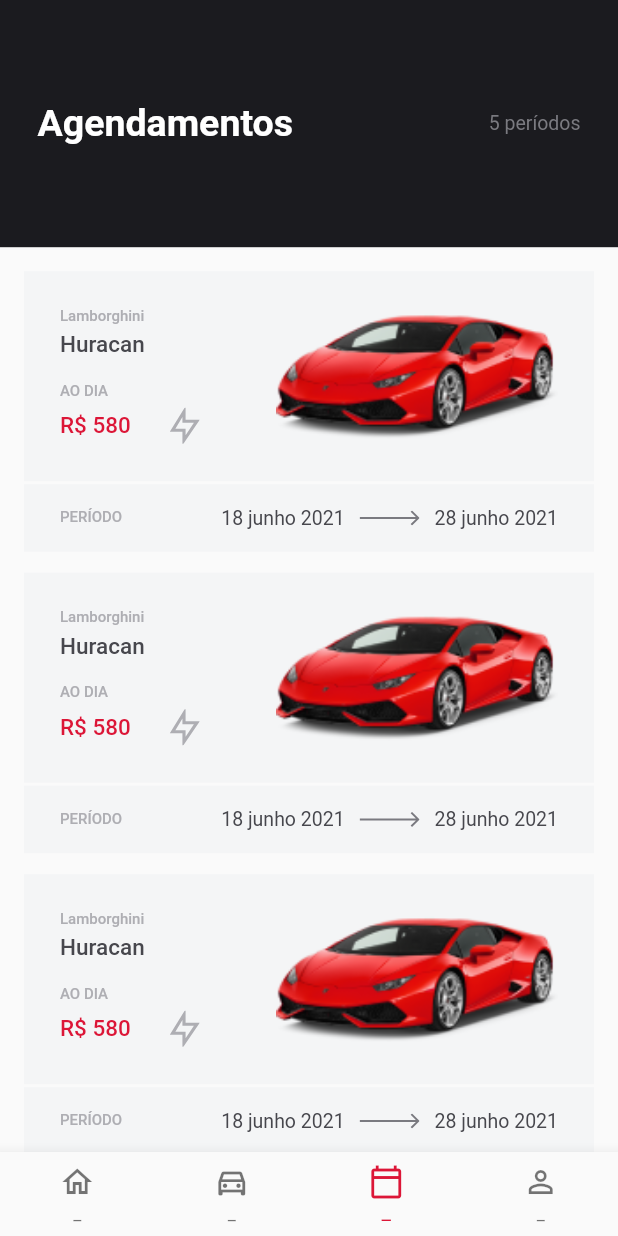
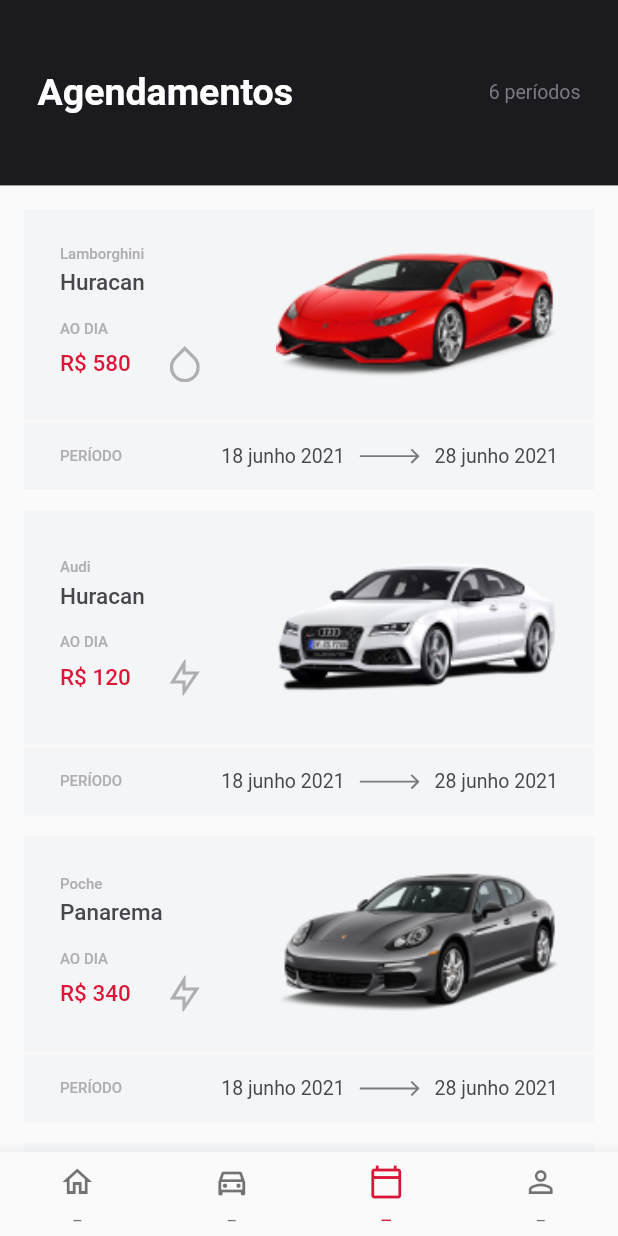
Before and after one commit to samples-flutter/rentx-app, a Flutter app: the MainNavigation screen opened directly, item 3 of the bottom bar chosen, on a phone screen of 412 x 824 dp. Run offline on Flutter 3.47's test engine with Material 2 defaults, Android fonts, the phone set to English and light mode, and no system bars; our stand-ins replace flutter_svg, table_calendar.

Commit message:
refactor: update list car

```diff
--- /dev/null
+++ b/lib/app/data.dart
@@ -0,0 +1,12 @@
+import 'package:rentx/pages/main_navigation/model/car_model.dart';
+
+class Data{
+  static getCars() => [
+    CarModel("Lamborghini", "Huracan", "images/lambo.png", "580", true),
+    CarModel("Audi", "Huracan", "images/audi.png", "120", false),
+    CarModel("Poche", "Panarema", "images/porche.png", "340", false),
+    CarModel("Chevrolet", "Covette z06", "images/corvete.png", "580", false),
+    CarModel("Volvo", "XC40", "images/volvo.png", "580", false),
+    CarModel("Audi", "Huracan", "images/audi.png", "580", false),
+  ];
+}
--- a/lib/pages/main_navigation/list_car/list_car_page.dart
+++ b/lib/pages/main_navigation/list_car/list_car_page.dart
@@ -1,4 +1,5 @@
 import 'package:flutter/material.dart';
+import 'package:rentx/app/data.dart';
 import 'package:rentx/pages/main_navigation/list_car/widget/car_item_list_widget.dart';
 import 'package:rentx/pages/main_navigation/model/car_model.dart';
 import 'package:rentx/styles/app_colors.dart';
@@ -11,14 +12,7 @@ class ListCarPage extends StatefulWidget {
 }
 
 class _ListCarPageState extends State<ListCarPage> {
-  final listCar = [
-    CarModel("Lamborghini", "Huracan", "images/lambo.png", "580", false),
-    CarModel("Audi", "Huracan", "images/audi.png", "580", false),
-    CarModel("Audi", "Huracan", "images/audi.png", "580", false),
-    CarModel("Audi", "Huracan", "images/audi.png", "580", false),
-    CarModel("Audi", "Huracan", "images/audi.png", "580", false),
-    CarModel("Audi", "Huracan", "images/audi.png", "580", false),
-  ];
+  final List<CarModel> listCar = Data.getCars();
 
   @override
   Widget build(BuildContext context) {
@@ -46,7 +40,7 @@ class _ListCarPageState extends State<ListCarPage> {
                             fontWeight: FontWeight.w600),
                       ),
                       Text(
-                        '4 carros',
+                        '${listCar.length} carros',
                         style: TextStyle(
                             color: AppColors.grayText,
                             fontSize: 13,
@@ -80,7 +74,10 @@ class _ListCarPageState extends State<ListCarPage> {
                             ),
                           ),
                         ),
-                        Container(color: Colors.white, width: 2),
+                        Container(
+                          color: Colors.white,
+                          width: 8,
+                        ),
                         Expanded(
                           child: Material(
                             color: AppColors.main,
--- a/lib/pages/main_navigation/results/results_page.dart
+++ b/lib/pages/main_navigation/results/results_page.dart
@@ -1,4 +1,5 @@
 import 'package:flutter/material.dart';
+import 'package:rentx/app/data.dart';
 import 'package:rentx/pages/main_navigation/model/car_model.dart';
 import 'package:rentx/pages/main_navigation/results/widget/card_car_result_widget.dart';
 import 'package:rentx/styles/app_colors.dart';
@@ -11,6 +12,8 @@ class ResultsPage extends StatefulWidget {
 }
 
 class _ResultsPageState extends State<ResultsPage> {
+  final List<CarModel> listCar = Data.getCars();
+
   @override
   Widget build(BuildContext context) {
     final size = MediaQuery.of(context).size;
@@ -100,7 +103,7 @@ class _ResultsPageState extends State<ResultsPage> {
                     Row(
                       children: [
                         Text(
-                          '10 carros',
+                          '${listCar.length} carros',
                           style: TextStyle(
                               fontSize: 13,
                               fontWeight: FontWeight.w400,
@@ -116,12 +119,11 @@ class _ResultsPageState extends State<ResultsPage> {
               ),
               Expanded(
                 child: ListView.builder(
-                  itemCount: 10,
+                  itemCount: listCar.length,
                   itemBuilder: (context, index) => Padding(
                     padding: const EdgeInsets.only(bottom: 10),
                     child: CardCarResultWidget(
-                      car: CarModel("Lamborghini", "Huracan", "images/lambo.png",
-                          "580", false),
+                      car: listCar[index],
                     ),
                   ),
                 ),
--- a/lib/pages/main_navigation/scheduling/scheduling_page.dart
+++ b/lib/pages/main_navigation/scheduling/scheduling_page.dart
@@ -1,5 +1,6 @@
 import 'package:flutter/material.dart';
 import 'package:flutter_svg/flutter_svg.dart';
+import 'package:rentx/app/data.dart';
 import 'package:rentx/pages/main_navigation/list_car/widget/car_item_list_widget.dart';
 import 'package:rentx/pages/main_navigation/model/car_model.dart';
 import 'package:rentx/styles/app_colors.dart';
@@ -9,6 +10,8 @@ class SchedulingPage extends StatelessWidget {
 
   @override
   Widget build(BuildContext context) {
+    final List<CarModel> cars = Data.getCars();
+
     final size = MediaQuery.of(context).size;
     return Column(
       children: [
@@ -16,7 +19,7 @@ class SchedulingPage extends StatelessWidget {
           padding: EdgeInsets.symmetric(horizontal: 25),
           color: AppColors.black,
           width: size.width,
-          height: size.height * 0.2,
+          height: size.height * 0.15,
           child: Row(
             mainAxisAlignment: MainAxisAlignment.spaceBetween,
             children: [
@@ -28,7 +31,7 @@ class SchedulingPage extends StatelessWidget {
                     fontWeight: FontWeight.w600),
               ),
               Text(
-                '5 períodos',
+                '${cars.length} períodos',
                 style: TextStyle(
                     color: AppColors.grayText,
                     fontSize: 13,
@@ -41,12 +44,11 @@ class SchedulingPage extends StatelessWidget {
           child: ListView.builder(
             padding: EdgeInsets.symmetric(horizontal: 16, vertical: 16),
             shrinkWrap: true,
-            itemCount: 4,
+            itemCount: cars.length,
             itemBuilder: (context, index) => Column(
               children: [
                 CarItemListWidget(
-                  car: CarModel("Lamborghini", "Huracan", "images/lambo.png",
-                      "580", false),
+                  car: cars[index],
                 ),
                 SizedBox(height: 2),
                 Container(
--- a/pubspec.yaml
+++ b/pubspec.yaml
@@ -63,6 +63,7 @@ flutter:
     - images/gas.svg
     - images/eletric.svg
     - images/person.png
+    - images/porche.png
 
   # An image asset can refer to one or more resolution-specific "variants", see
   # https://flutter.dev/assets-and-images/#resolution-aware.
```
